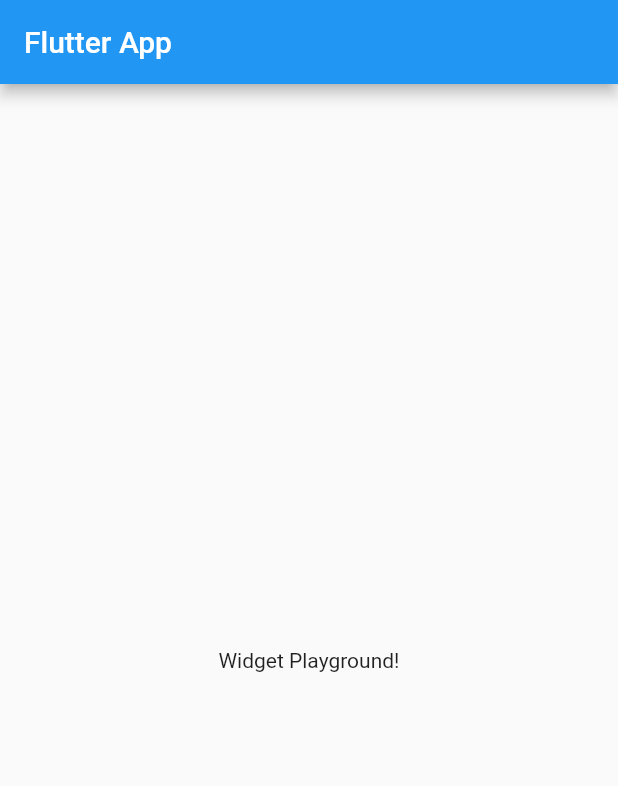
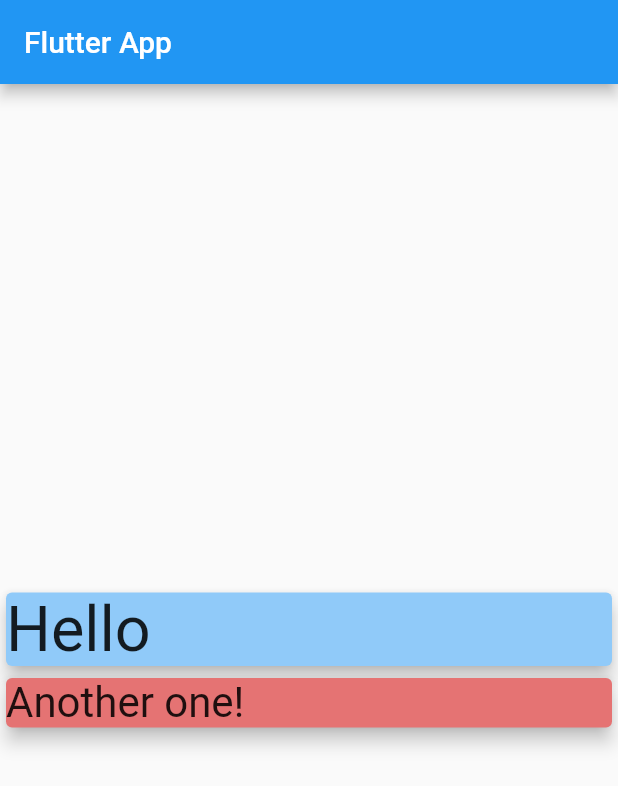
Before and after one commit to Ismail-Ai404/Expenses-app, a Flutter app: the screen it shows after launch, on a phone screen of 412 x 824 dp. Shown: the top 786 px of the screen. Run offline on Flutter 3.47's test engine with Material 2 defaults, Android fonts, the phone set to English and light mode, and no system bars.

```diff
--- a/expenses_app/lib/main.dart
+++ b/expenses_app/lib/main.dart
@@ -1,4 +1,6 @@
 import 'package:flutter/material.dart';
+
+import './transaction.dart';
 
 void main() => runApp(MyApp());
 
@@ -13,14 +15,56 @@ class MyApp extends StatelessWidget {
 }
 
 class MyHomePage extends StatelessWidget {
+  final List<Transaction> transaction = [
+    Transaction(
+      id: 't1',
+      title: 'New Shoes',
+      amount: 69.99,
+      date: DateTime.now(),
+    ),
+    Transaction(
+      id: 't2',
+      title: 'Buy milk',
+      amount: 59.99,
+      date: DateTime.now(),
+    )
+  ];
   @override
   Widget build(BuildContext context) {
     return Scaffold(
       appBar: AppBar(
-        title: Text('Flutter App'),
+        title: Text(
+          'Flutter App',
+          textAlign: TextAlign.center,
+        ),
       ),
-      body: Center(
-        child: Text('Widget Playground!'),
+      body: Column(
+        mainAxisAlignment: MainAxisAlignment.center,
+        crossAxisAlignment: CrossAxisAlignment.stretch,
+        children: [
+          Card(
+            color: Colors.blue[200],
+            child: Container(
+              child: Text(
+                'Hello',
+                textScaleFactor: 3,
+              ),
+              width: double.infinity,
+            ),
+            elevation: 5,
+          ),
+          Container(
+            width: 120,
+            child: Card(
+              elevation: 5,
+              color: Colors.red[300],
+              child: Text(
+                'Another one!',
+                textScaleFactor: 2,
+              ),
+            ),
+          )
+        ],
       ),
     );
   }
--- /dev/null
+++ b/expenses_app/lib/transaction.dart
@@ -0,0 +1,14 @@
+import 'package:flutter/foundation.dart';
+
+class Transaction {
+  final String id;
+  final String title;
+  final double amount;
+  final DateTime date;
+
+  Transaction(
+      {@required this.id,
+      @required this.title,
+      @required this.amount,
+      @required this.date});
+}
```
